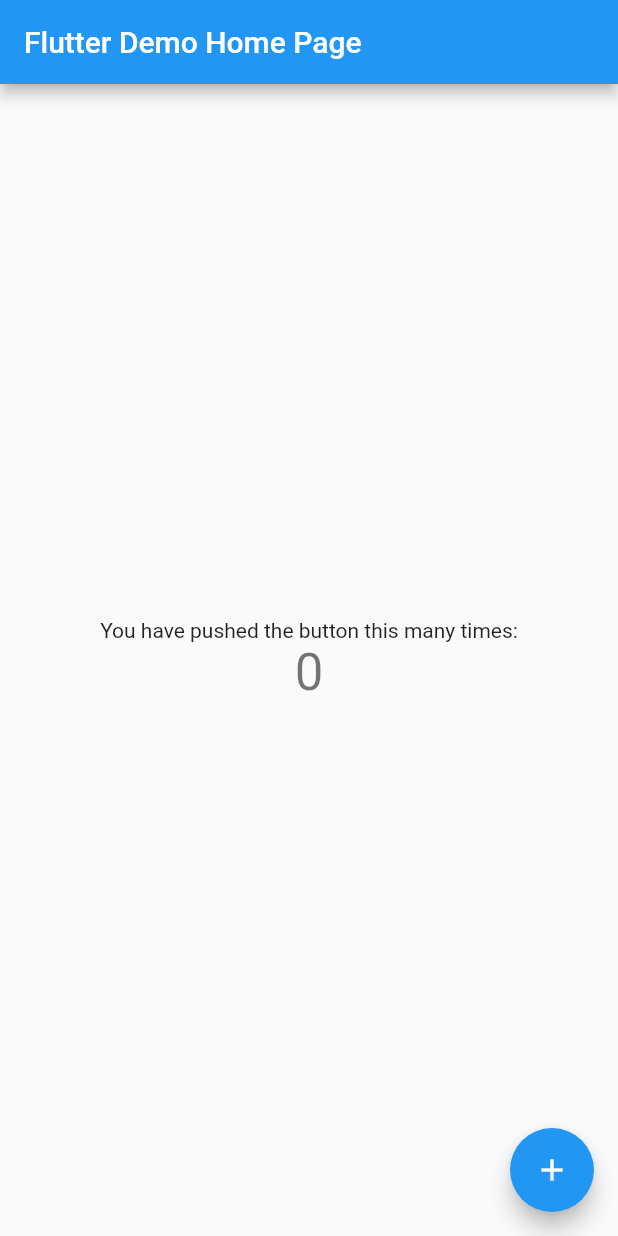
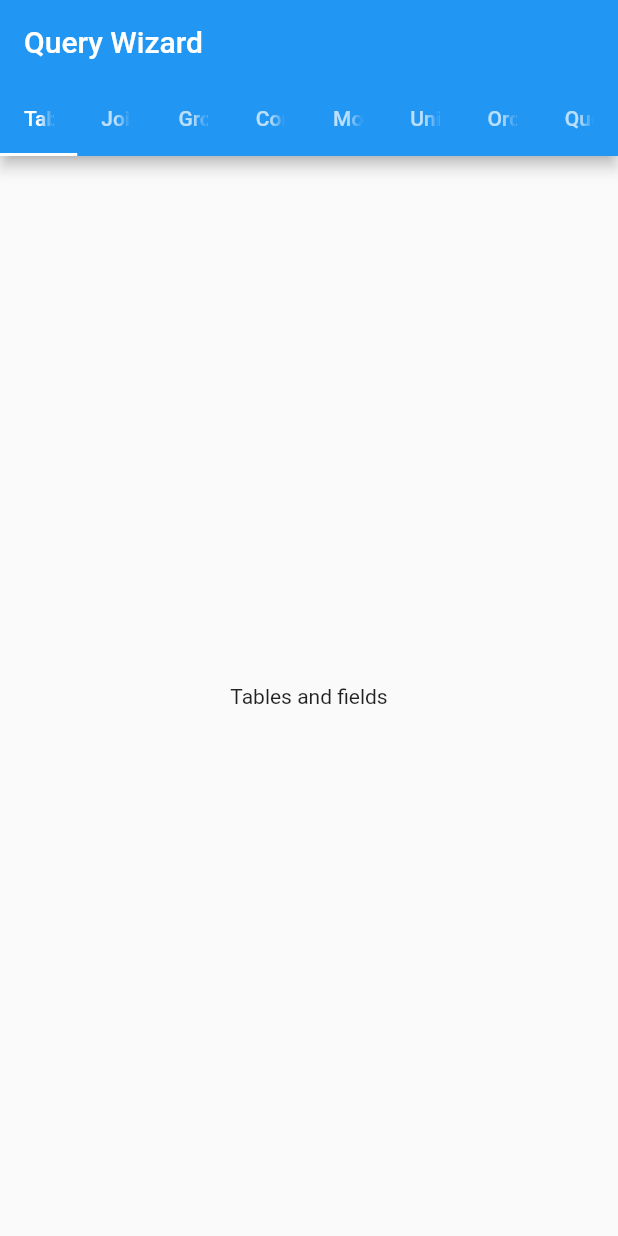
Before and after one commit to dmitrii-kiselev/query_wizard, a Flutter app: the screen it shows after launch, on a phone screen of 412 x 824 dp. Run offline on Flutter 3.47's test engine with Material 2 defaults, Android fonts, the phone set to English and light mode, and no system bars; generated files the repository leaves out were written again.

Commit message:
feat(lib): add tabs

```diff
--- a/lib/l10n/intl_en.arb
+++ b/lib/l10n/intl_en.arb
@@ -1,3 +1,10 @@
 {
-  "title": "Flutter Demo Home Page"
+  "tablesAndFieldsTab": "Tables and fields",
+  "joinsTab": "Joins",
+  "groupTab": "Grouping",
+  "conditionsTab": "Conditions",
+  "moreTab": "More",
+  "unionsAliasesTab": "Unions/Aliases",
+  "orderTab": "Order",
+  "queryBatchTab": "Query batch"
 }
--- a/lib/main.dart
+++ b/lib/main.dart
@@ -2,117 +2,106 @@ import 'package:flutter/material.dart';
 import 'package:flutter_gen/gen_l10n/query_wizard_localizations.dart';
 
 void main() {
-  runApp(MyApp());
+  runApp(QueryWizard());
 }
 
-class MyApp extends StatelessWidget {
-  // This widget is the root of your application.
+class QueryWizard extends StatelessWidget {
   @override
   Widget build(BuildContext context) {
     return MaterialApp(
-      title: 'Flutter Demo',
+      title: 'Query Wizard',
       theme: ThemeData(
-        // This is the theme of your application.
-        //
-        // Try running your application with "flutter run". You'll see the
-        // application has a blue toolbar. Then, without quitting the app, try
-        // changing the primarySwatch below to Colors.green and then invoke
-        // "hot reload" (press "r" in the console where you ran "flutter run",
-        // or simply save your changes to "hot reload" in a Flutter IDE).
-        // Notice that the counter didn't reset back to zero; the application
-        // is not restarted.
         primarySwatch: Colors.blue,
       ),
       localizationsDelegates: const [
         ...QueryWizardLocalizations.localizationsDelegates,
       ],
       supportedLocales: QueryWizardLocalizations.supportedLocales,
-      home: MyHomePage(title: 'Flutter Demo Home Page'),
+      home: QueryWizardHomePage(title: 'Query Wizard'),
     );
   }
 }
 
-class MyHomePage extends StatefulWidget {
-  MyHomePage({Key key, this.title}) : super(key: key);
-
-  // This widget is the home page of your application. It is stateful, meaning
-  // that it has a State object (defined below) that contains fields that affect
-  // how it looks.
-
-  // This class is the configuration for the state. It holds the values (in this
-  // case the title) provided by the parent (in this case the App widget) and
-  // used by the build method of the State. Fields in a Widget subclass are
-  // always marked "final".
+class QueryWizardHomePage extends StatefulWidget {
+  QueryWizardHomePage({Key key, this.title}) : super(key: key);
 
   final String title;
 
   @override
-  _MyHomePageState createState() => _MyHomePageState();
+  _QueryWizardHomePageState createState() => _QueryWizardHomePageState();
 }
 
-class _MyHomePageState extends State<MyHomePage> {
-  int _counter = 0;
+class _QueryWizardHomePageState extends State<QueryWizardHomePage>
+    with SingleTickerProviderStateMixin, RestorationMixin {
+  TabController _tabController;
 
-  void _incrementCounter() {
-    setState(() {
-      // This call to setState tells the Flutter framework that something has
-      // changed in this State, which causes it to rerun the build method below
-      // so that the display can reflect the updated values. If we changed
-      // _counter without calling setState(), then the build method would not be
-      // called again, and so nothing would appear to happen.
-      _counter++;
+  final RestorableInt tabIndex = RestorableInt(0);
+
+  @override
+  String get restorationId => 'tab_scrollable_demo';
+
+  @override
+  void restoreState(RestorationBucket oldBucket, bool initialRestore) {
+    registerForRestoration(tabIndex, 'tab_index');
+    _tabController.index = tabIndex.value;
+  }
+
+  @override
+  void initState() {
+    super.initState();
+    _tabController = TabController(
+      initialIndex: 0,
+      length: 8,
+      vsync: this,
+    );
+    _tabController.addListener(() {
+      setState(() {
+        tabIndex.value = _tabController.index;
+      });
     });
   }
 
   @override
+  void dispose() {
+    _tabController.dispose();
+    tabIndex.dispose();
+    super.dispose();
+  }
+
+  @override
   Widget build(BuildContext context) {
-    // This method is rerun every time setState is called, for instance as done
-    // by the _incrementCounter method above.
-    //
-    // The Flutter framework has been optimized to make rerunning build methods
-    // fast, so that you can just rebuild anything that needs updating rather
-    // than having to individually change instances of widgets.
+    final tabs = [
+      QueryWizardLocalizations.of(context).tablesAndFieldsTab,
+      QueryWizardLocalizations.of(context).joinsTab,
+      QueryWizardLocalizations.of(context).groupTab,
+      QueryWizardLocalizations.of(context).conditionsTab,
+      QueryWizardLocalizations.of(context).moreTab,
+      QueryWizardLocalizations.of(context).unionsAliasesTab,
+      QueryWizardLocalizations.of(context).orderTab,
+      QueryWizardLocalizations.of(context).queryBatchTab
+    ];
+
     return Scaffold(
       appBar: AppBar(
-        // Here we take the value from the MyHomePage object that was created by
-        // the App.build method, and use it to set our appbar title.
+        automaticallyImplyLeading: false,
         title: Text(widget.title),
-      ),
-      body: Center(
-        // Center is a layout widget. It takes a single child and positions it
-        // in the middle of the parent.
-        child: Column(
-          // Column is also a layout widget. It takes a list of children and
-          // arranges them vertically. By default, it sizes itself to fit its
-          // children horizontally, and tries to be as tall as its parent.
-          //
-          // Invoke "debug painting" (press "p" in the console, choose the
-          // "Toggle Debug Paint" action from the Flutter Inspector in Android
-          // Studio, or the "Toggle Debug Paint" command in Visual Studio Code)
-          // to see the wireframe for each widget.
-          //
-          // Column has various properties to control how it sizes itself and
-          // how it positions its children. Here we use mainAxisAlignment to
-          // center the children vertically; the main axis here is the vertical
-          // axis because Columns are vertical (the cross axis would be
-          // horizontal).
-          mainAxisAlignment: MainAxisAlignment.center,
-          children: <Widget>[
-            Text(
-              'You have pushed the button this many times:',
-            ),
-            Text(
-              '$_counter',
-              style: Theme.of(context).textTheme.headline4,
-            ),
+        bottom: TabBar(
+          controller: _tabController,
+          isScrollable: false,
+          tabs: [
+            for (final tab in tabs) Tab(text: tab),
           ],
         ),
       ),
-      floatingActionButton: FloatingActionButton(
-        onPressed: _incrementCounter,
-        tooltip: 'Increment',
-        child: Icon(Icons.add),
-      ), // This trailing comma makes auto-formatting nicer for build methods.
+      body: TabBarView(
+        controller: _tabController,
+        children: [
+          for (final tab in tabs)
+            Center(
+              child: Text(tab),
+            ),
+        ],
+      ),
     );
   }
 }
```
Also changed, not shown: 1 other file.
